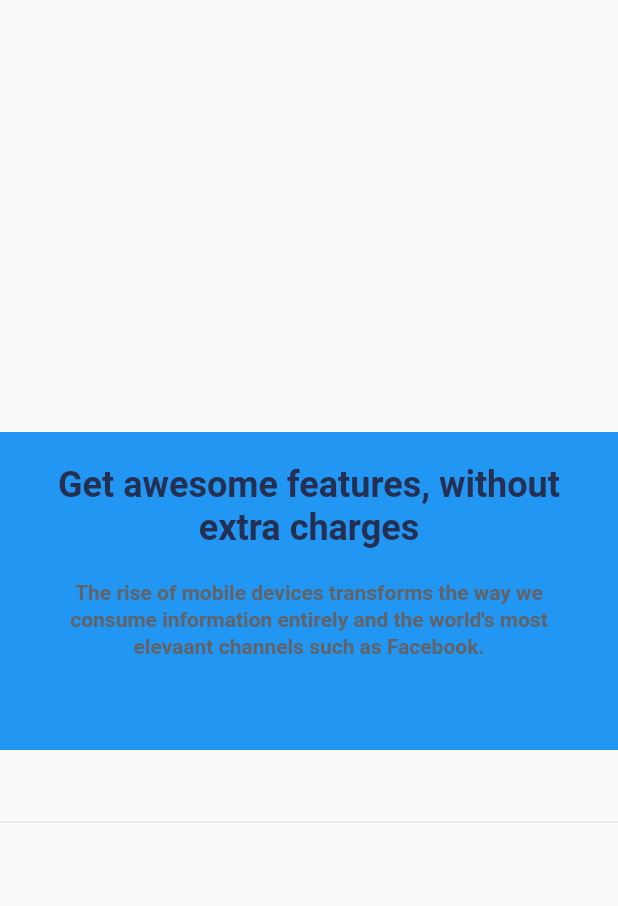
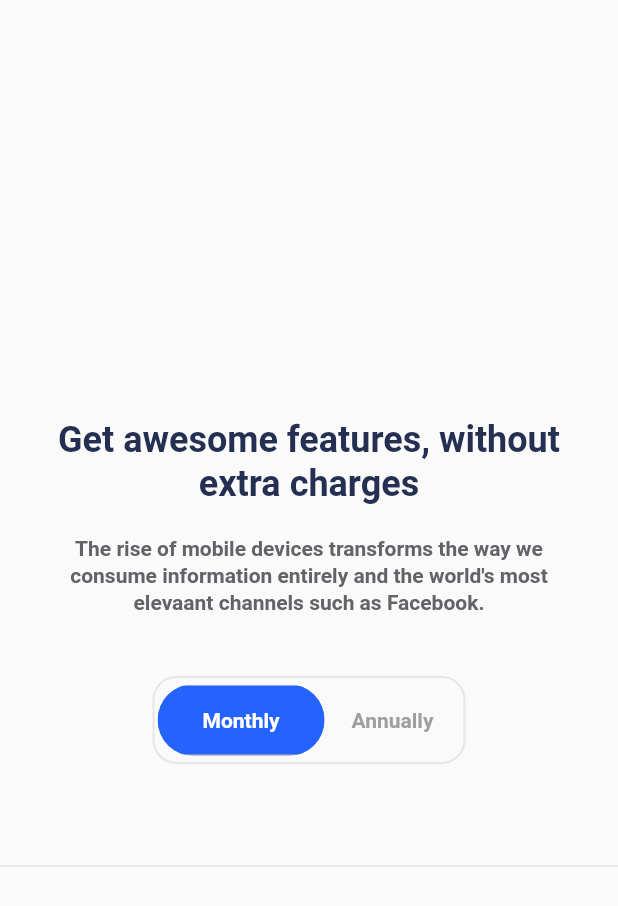
Before and after one commit to jeremy02/app_landing_page, a Flutter app: the AppPricingSection widget shown alone on an empty page, opened directly, on a phone screen of 412 x 824 dp. Shown: the top 906 px of the screen. Run offline on Flutter 3.47's test engine with Material 2 defaults, Android fonts, the phone set to English and light mode, and no system bars; our stand-ins replace get.

Commit message:
finished with pricing toggle buttons

```diff
--- a/lib/components/default_button.dart
+++ b/lib/components/default_button.dart
@@ -20,7 +20,7 @@ class DefaultButton extends StatelessWidget {
       child: ElevatedButton(
         onPressed: buttonPress,
         style: TextButton.styleFrom(
-          backgroundColor: Color.fromARGB(255, 37, 0, 249),
+          backgroundColor: kPrimaryColor3,
           padding: EdgeInsets.symmetric(
             horizontal: kDefaultPadding * 2,
             vertical:
--- /dev/null
+++ b/lib/components/pricing_toggle_button.dart
@@ -0,0 +1,61 @@
+import 'package:flutter/material.dart';
+
+import '../constants.dart';
+
+class PricingToggleButton extends StatelessWidget {
+  const PricingToggleButton({
+    Key key,
+    @required this.buttonText,
+    @required this.isActive,
+    @required this.buttonPress,
+  }) : super(key: key);
+
+  final String buttonText;
+  final bool isActive;
+  final VoidCallback buttonPress;
+
+  @override
+  Widget build(BuildContext context) {
+    return isActive == true
+        ? ClipRRect(
+            borderRadius: BorderRadius.circular(25),
+            child: ElevatedButton(
+              onPressed: buttonPress,
+              style: TextButton.styleFrom(
+                backgroundColor: kPrimaryColor3,
+                padding: EdgeInsets.symmetric(
+                  horizontal: 30.0,
+                  vertical: 15.0,
+                ),
+              ),
+              child: Text(
+                buttonText,
+                style: TextStyle(
+                  fontSize: 14,
+                  fontWeight: FontWeight.w600,
+                  color: Colors.white,
+                ),
+              ),
+            ),
+          )
+        : Padding(
+            padding: EdgeInsets.symmetric(
+              horizontal: 10.0,
+              vertical: 2.0,
+            ),
+            child: TextButton(
+              onPressed: buttonPress,
+              child: Text.rich(
+                TextSpan(
+                  text: buttonText,
+                  style: TextStyle(
+                    fontSize: 14,
+                    fontWeight: FontWeight.w600,
+                    color: Colors.grey,
+                  ),
+                ),
+              ),
+            ),
+          );
+  }
+}
--- a/lib/sections/pricing_section/app_pricing_section.dart
+++ b/lib/sections/pricing_section/app_pricing_section.dart
@@ -3,6 +3,7 @@ import 'package:app_landing_page/components/section_title.dart';
 import 'package:flutter/material.dart';
 
 import '../../constants.dart';
+import 'components/app_button_pricing_toggle.dart';
 
 class AppPricingSection extends StatelessWidget {
   @override
@@ -19,7 +20,6 @@ class AppPricingSection extends StatelessWidget {
             kDefaultPadding,
           ),
           width: double.infinity,
-          color: Colors.blue,
           constraints: BoxConstraints(
             maxWidth: 1110,
           ),
@@ -41,6 +41,7 @@ class AppPricingSection extends StatelessWidget {
               SizedBox(
                 height: kDefaultPadding * 2,
               ),
+              AppButtonPricingToggle()
             ],
           ),
         ),
--- /dev/null
+++ b/lib/sections/pricing_section/components/app_button_pricing_toggle.dart
@@ -0,0 +1,54 @@
+import 'package:app_landing_page/components/pricing_toggle_button.dart';
+import 'package:flutter/material.dart';
+
+import '../../../constants.dart';
+
+class AppButtonPricingToggle extends StatefulWidget {
+  @override
+  _AppButtonPricingToggleState createState() => _AppButtonPricingToggleState();
+}
+
+class _AppButtonPricingToggleState extends State<AppButtonPricingToggle> {
+  bool _isActive = true;
+
+  @override
+  Widget build(BuildContext context) {
+    Size screenSize = MediaQuery.of(context).size;
+
+    return Container(
+      padding: const EdgeInsets.all(
+        2.0,
+      ),
+      decoration: BoxDecoration(
+        borderRadius: BorderRadius.circular(16.0),
+        border: Border.all(
+          width: 1.4,
+          color: kBgColor,
+        ),
+      ),
+      child: Row(
+        mainAxisSize: MainAxisSize.min,
+        children: [
+          PricingToggleButton(
+            buttonText: "Monthly",
+            isActive: _isActive,
+            buttonPress: () {
+              setState(() {
+                _isActive = !_isActive;
+              });
+            },
+          ),
+          PricingToggleButton(
+            buttonText: "Annually",
+            isActive: !_isActive,
+            buttonPress: () {
+              setState(() {
+                _isActive = !_isActive;
+              });
+            },
+          ),
+        ],
+      ),
+    );
+  }
+}
--- a/lib/sections/top_section/components/top_container_body.dart
+++ b/lib/sections/top_section/components/top_container_body.dart
@@ -64,7 +64,9 @@ class TopContainerBody extends StatelessWidget {
                   : constraints.maxWidth,
               decoration: BoxDecoration(
                 image: DecorationImage(
-                  fit: BoxFit.fitHeight,
+                  fit: Responsive.isDesktop(context)
+                      ? BoxFit.fitHeight
+                      : BoxFit.contain,
                   image: AssetImage("assets/images/top_image_1.png"),
                 ),
               ),
@@ -133,7 +135,7 @@ class TopContainerBody extends StatelessWidget {
                           text: "Watch demo video",
                           style: TextStyle(
                             fontSize: 12,
-                            color: Color.fromARGB(255, 37, 0, 249),
+                            color: kPrimaryColor3,
                             fontWeight: FontWeight.bold,
                           ),
                         ),
```
